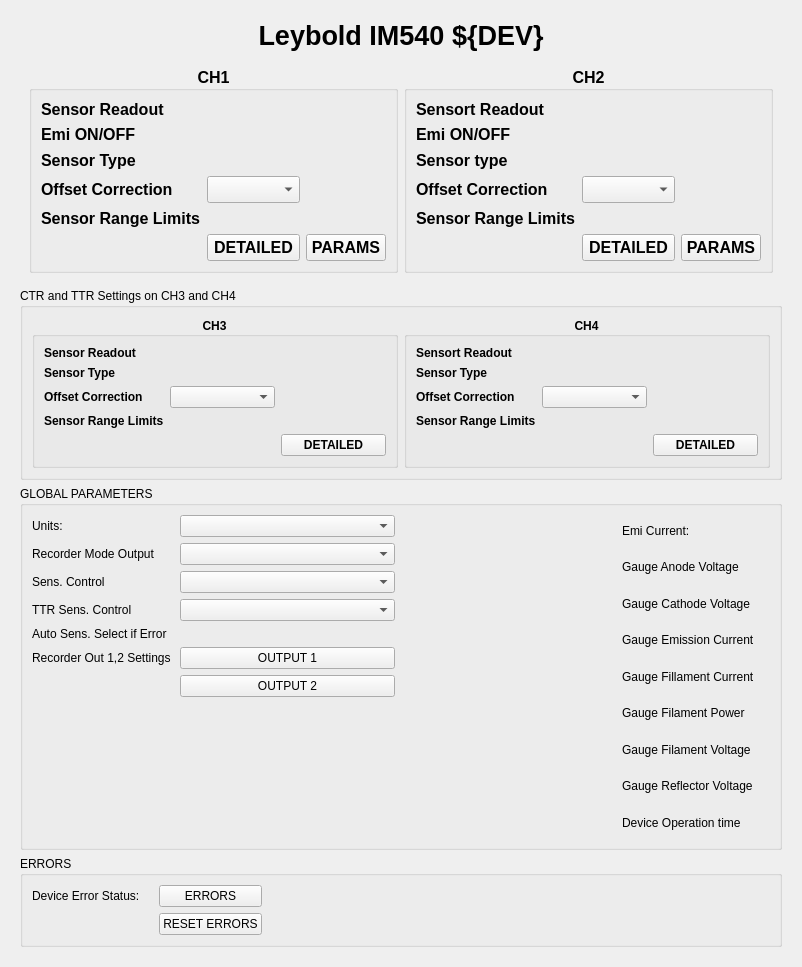
Old version of the form current/leyboldim540Screens/im540.ui in the repository pcdshub/ioc-common-leyboldim540.
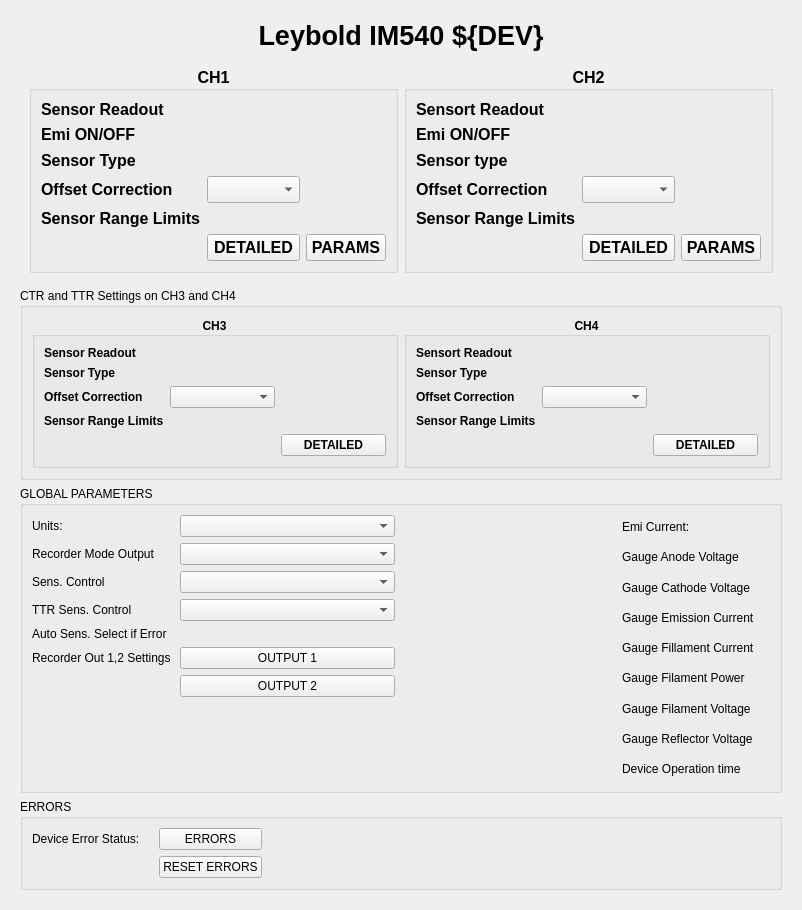
New version of the form. Custom widgets are drawn as their Qt base class.

The edit to the form file:
```diff
--- a/current/leyboldim540Screens/im540.ui
+++ b/current/leyboldim540Screens/im540.ui
@@ -7,7 +7,7 @@
     <x>0</x>
     <y>0</y>
     <width>740</width>
-    <height>967</height>
+    <height>910</height>
    </rect>
   </property>
   <property name="windowTitle">
```
